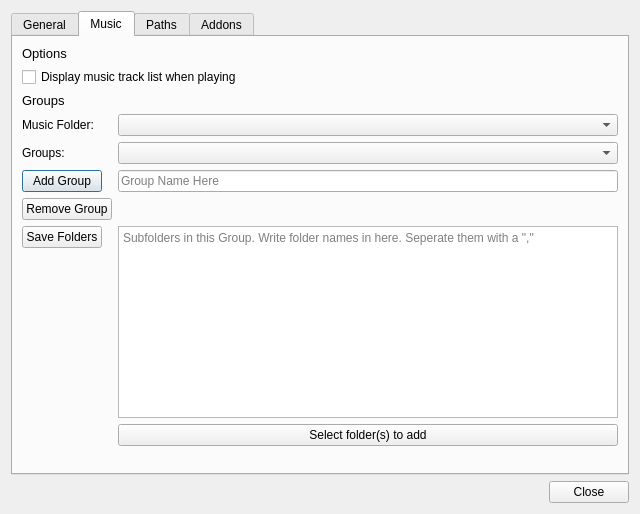
Qt form dialogs/optionsdialog.ui (PhilInTheGaps/GM-Companion) before a commit.
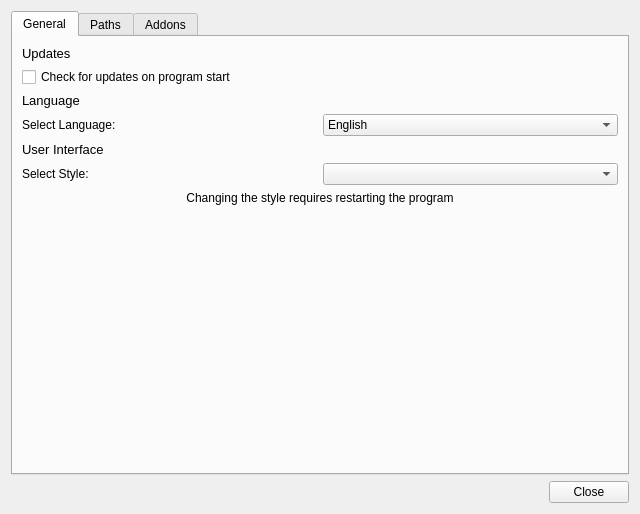
The same form after that commit. The open tabs and pages were chosen to show the change. Icons and pictures are not drawn.

What changed in the file:
```diff
--- a/dialogs/optionsdialog.ui
+++ b/dialogs/optionsdialog.ui
@@ -14,14 +14,14 @@
    <string>Options</string>
   </property>
   <property name="windowIcon">
-   <iconset resource="resources.qrc">
+   <iconset resource="../resources.qrc">
     <normaloff>:/resources/icon256.png</normaloff>:/resources/icon256.png</iconset>
   </property>
   <layout class="QVBoxLayout" name="verticalLayout">
    <item alignment="Qt::AlignTop">
     <widget class="QTabWidget" name="tabWidget">
      <property name="currentIndex">
-      <number>2</number>
+      <number>0</number>
      </property>
      <widget class="QWidget" name="tabUpdates">
       <attribute name="title">
@@ -110,13 +110,7 @@
           </widget>
          </item>
          <item>
-          <widget class="QComboBox" name="styleComboBox">
-           <item>
-            <property name="text">
-             <string>Legacy</string>
-            </property>
-           </item>
-          </widget>
+          <widget class="QComboBox" name="styleComboBox"/>
          </item>
         </layout>
        </item>
@@ -145,31 +139,6 @@
          </property>
         </widget>
        </item>
-       <item>
-        <layout class="QHBoxLayout" name="horizontalLayout_9">
-         <item>
-          <widget class="QLabel" name="label_12">
-           <property name="text">
-            <string>Music / Sound Button Style:</string>
-           </property>
-          </widget>
-         </item>
-         <item>
-          <widget class="QComboBox" name="buttonStyleComboBox">
-           <item>
-            <property name="text">
-             <string>Small (Folder name next to the icon)</string>
-            </property>
-           </item>
-           <item>
-            <property name="text">
-             <string>Large (Folder name on the icon)</string>
-            </property>
-           </item>
-          </widget>
-         </item>
-        </layout>
-       </item>
        <item>
         <spacer name="verticalSpacer_2">
          <property name="orientation">
@@ -185,149 +154,6 @@
        </item>
       </layout>
      </widget>
-     <widget class="QWidget" name="tab">
-      <attribute name="title">
-       <string>Music</string>
-      </attribute>
-      <layout class="QVBoxLayout" name="verticalLayout_6">
-       <item>
-        <widget class="QLabel" name="label_13">
-         <property name="sizePolicy">
-          <sizepolicy hsizetype="Preferred" vsizetype="Maximum">
-           <horstretch>0</horstretch>
-           <verstretch>0</verstretch>
-          </sizepolicy>
-         </property>
-         <property name="font">
-          <font>
-           <pointsize>10</pointsize>
-          </font>
-         </property>
-         <property name="text">
-          <string>Options</string>
-         </property>
-        </widget>
-       </item>
-       <item>
-        <widget class="QCheckBox" name="musicTrackListCheckBox">
-         <property name="sizePolicy">
-          <sizepolicy hsizetype="Minimum" vsizetype="Maximum">
-           <horstretch>0</horstretch>
-           <verstretch>0</verstretch>
-          </sizepolicy>
-         </property>
-         <property name="text">
-          <string>Display music track list when playing</string>
-         </property>
-        </widget>
-       </item>
-       <item>
-        <widget class="QLabel" name="label_14">
-         <property name="sizePolicy">
-          <sizepolicy hsizetype="Preferred" vsizetype="Maximum">
-           <horstretch>0</horstretch>
-           <verstretch>0</verstretch>
-          </sizepolicy>
-         </property>
-         <property name="font">
-          <font>
-           <pointsize>10</pointsize>
-          </font>
-         </property>
-         <property name="text">
-          <string>Groups</string>
-         </property>
-        </widget>
-       </item>
-       <item>
-        <layout class="QFormLayout" name="formLayout">
-         <item row="0" column="0">
-          <widget class="QLabel" name="label_15">
-           <property name="text">
-            <string>Music Folder:</string>
-           </property>
-          </widget>
-         </item>
-         <item row="0" column="1">
-          <widget class="QComboBox" name="groupsMusicFolderComboBox"/>
-         </item>
-         <item row="1" column="0">
-          <widget class="QLabel" name="label_16">
-           <property name="text">
-            <string>Groups:</string>
-           </property>
-          </widget>
-         </item>
-         <item row="1" column="1">
-          <widget class="QComboBox" name="groupsComboBox"/>
-         </item>
-         <item row="2" column="0">
-          <widget class="QPushButton" name="addGroupButton">
-           <property name="sizePolicy">
-            <sizepolicy hsizetype="Expanding" vsizetype="Fixed">
-             <horstretch>0</horstretch>
-             <verstretch>0</verstretch>
-            </sizepolicy>
-           </property>
-           <property name="text">
-            <string>Add Group</string>
-           </property>
-          </widget>
-         </item>
-         <item row="2" column="1">
-          <widget class="QLineEdit" name="groupsNameLine">
-           <property name="placeholderText">
-            <string>Group Name Here</string>
-           </property>
-          </widget>
-         </item>
-         <item row="4" column="1">
-          <widget class="QTextEdit" name="groupsFoldersEdit">
-           <property name="sizePolicy">
-            <sizepolicy hsizetype="Minimum" vsizetype="Minimum">
-             <horstretch>0</horstretch>
-             <verstretch>0</verstretch>
-            </sizepolicy>
-           </property>
-           <property name="toolTip">
-            <string>Seperate folder names with &quot;,&quot;</string>
-           </property>
-           <property name="placeholderText">
-            <string>Subfolders in this Group. Write folder names in here. Seperate them with a &quot;,&quot;</string>
-           </property>
-          </widget>
-         </item>
-         <item row="4" column="0">
-          <widget class="QPushButton" name="groupsSaveFolders">
-           <property name="sizePolicy">
-            <sizepolicy hsizetype="Expanding" vsizetype="Fixed">
-             <horstretch>0</horstretch>
-             <verstretch>0</verstretch>
-            </sizepolicy>
-           </property>
-           <property name="text">
-            <string>Save Folders</string>
-           </property>
-          </widget>
-         </item>
-         <item row="3" column="0">
-          <widget class="QPushButton" name="removeGroupButton">
-           <property name="text">
-            <string>Remove Group</string>
-           </property>
-          </widget>
-         </item>
-         <item row="5" column="1">
-          <widget class="QPushButton" name="groupsSelectFoldersButton">
-           <property name="text">
-            <string>Select folder(s) to add</string>
-           </property>
-          </widget>
-         </item>
-        </layout>
-       </item>
-      </layout>
-     </widget>
      <widget class="QWidget" name="tabPaths">
       <attribute name="title">
        <string>Paths</string>
@@ -410,6 +236,27 @@
          </item>
         </layout>
        </item>
+       <item>
+        <widget class="QLabel" name="label_22">
+         <property name="text">
+          <string>Internet Radio Playlists</string>
+         </property>
+        </widget>
+       </item>
+       <item>
+        <layout class="QHBoxLayout" name="horizontalLayout_14">
+         <item>
+          <widget class="QLineEdit" name="radioPath"/>
+         </item>
+         <item>
+          <widget class="QToolButton" name="setRadioPath">
+           <property name="text">
+            <string>...</string>
+           </property>
+          </widget>
+         </item>
+        </layout>
+       </item>
        <item>
         <widget class="QLabel" name="label_3">
          <property name="text">
```
Left out of the diff: 2 changed lines with no effect on the pictures.
